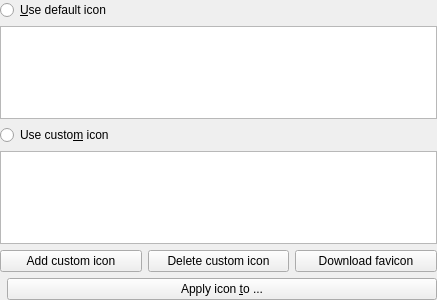
The window that src/gui/EditWidgetIcons.ui (keepassxreboot/keepassxc) describes before a commit, drawn with Qt 5.
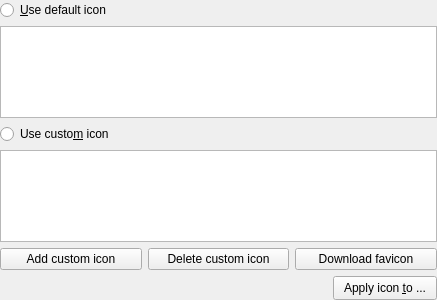
The same window after the commit.

```diff
--- a/src/gui/EditWidgetIcons.ui
+++ b/src/gui/EditWidgetIcons.ui
@@ -113,16 +113,31 @@
     </layout>
    </item>
    <item>
-   <layout class="QHBoxLayout" name="applyToChildrenHorizontalLayout">
+    <layout class="QHBoxLayout" name="applyToChildrenHorizontalLayout" stretch="0,0">
     <item>
      <spacer name="horizontalSpacer">
       <property name="orientation">
        <enum>Qt::Horizontal</enum>
       </property>
+       <property name="sizeHint" stdset="0">
+        <size>
+         <width>0</width>
+         <height>0</height>
+        </size>
+       </property>
      </spacer>
     </item>
     <item>
      <widget class="QPushButton" name="applyIconToPushButton">
+       <property name="sizePolicy">
+        <sizepolicy hsizetype="Minimum" vsizetype="Fixed">
+         <horstretch>0</horstretch>
+         <verstretch>0</verstretch>
+        </sizepolicy>
+       </property>
+       <property name="styleSheet">
+        <string notr="true">padding: 4px 10px</string>
+       </property>
       <property name="text">
        <string>Apply icon &amp;to ...</string>
       </property>
```
Lines whose indentation alone changed are shown as unchanged.
